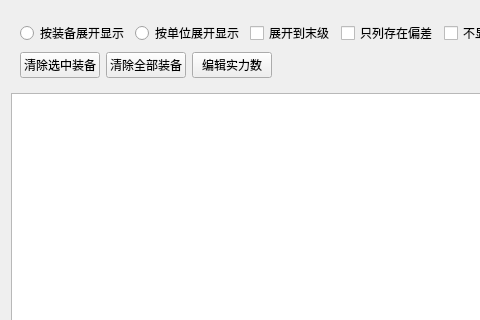
Above: widgets/strengthDisturb/inquiry_result.ui from Belos10/Equip before the change; both pictures show x 0 to 480 and y 0 to 320 of the 954 by 769 pixel window. Below: the same form after it.
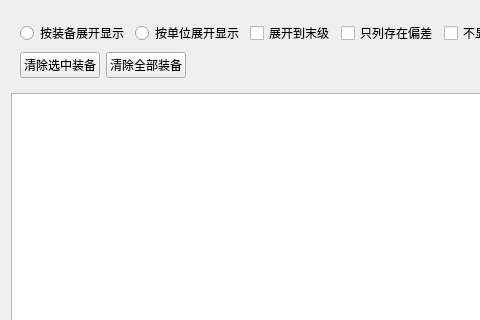
That is the form after the change.

Patch:
```diff
--- a/widgets/strengthDisturb/inquiry_result.ui
+++ b/widgets/strengthDisturb/inquiry_result.ui
@@ -103,13 +103,6 @@
           </property>
          </widget>
         </item>
-        <item>
-         <widget class="QPushButton" name="pb_updateStrength">
-          <property name="text">
-           <string>编辑实力数</string>
-          </property>
-         </widget>
-        </item>
         <item>
          <spacer name="horizontalSpacer">
           <property name="orientation">
```
